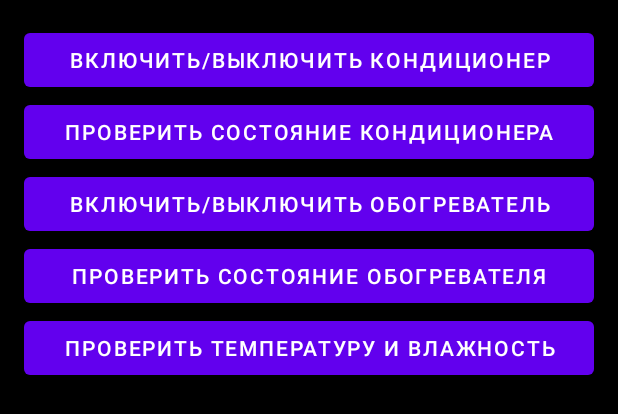
After one commit to buharinovaMasha/SmartHouse, an Android app: the layout fragment_control.xml on its own in the app's theme, with its tools: preview values and no code run, on a phone screen of 412 x 824 dp. The commit adds this screen. Shown: the top 414 px of the screen. Run offline under Robolectric (Android 15) with nearby library versions, the phone set to English and light mode, and no system bars.

Commit message:
Форма для запуска печки,кониционера и проверки статуса

```diff
--- /dev/null
+++ b/frontend/androidclient/app/src/main/res/layout/fragment_control.xml
@@ -0,0 +1,44 @@
+<?xml version="1.0" encoding="utf-8"?>
+<ScrollView xmlns:android="http://schemas.android.com/apk/res/android"
+    android:layout_width="match_parent"
+    android:layout_height="match_parent"
+    android:background="@android:color/background_dark"
+    android:padding="16dp">
+
+    <LinearLayout
+        android:layout_width="match_parent"
+        android:layout_height="wrap_content"
+        android:orientation="vertical">
+
+        <Button
+            android:id="@+id/buttonTurnAirConditioner"
+            android:layout_width="match_parent"
+            android:layout_height="wrap_content"
+            android:text="Включить/Выключить кондиционер" />
+
+        <Button
+            android:id="@+id/buttonAirConditionerStatus"
+            android:layout_width="match_parent"
+            android:layout_height="wrap_content"
+            android:text="Проверить состояние кондиционера" />
+
+        <Button
+            android:id="@+id/buttonTurnHeater"
+            android:layout_width="match_parent"
+            android:layout_height="wrap_content"
+            android:text="Включить/Выключить обогреватель" />
+
+        <Button
+            android:id="@+id/buttonHeaterStatus"
+            android:layout_width="match_parent"
+            android:layout_height="wrap_content"
+            android:text="Проверить состояние обогревателя" />
+
+        <Button
+            android:id="@+id/buttonReadTemperature"
+            android:layout_width="match_parent"
+            android:layout_height="wrap_content"
+            android:text="Проверить температуру и влажность" />
+
+    </LinearLayout>
+</ScrollView>
```
Also changed, not shown: frontend/androidclient/app/src/main/java/com/example/android_client/ControlFragment.java (added, +82 -0 lines), frontend/androidclient/app/src/main/java/com/example/android_client/MainActivity.java (+25 -66 lines), frontend/androidclient/app/src/main/res/layout/activity_main.xml (+2 -43 lines).
